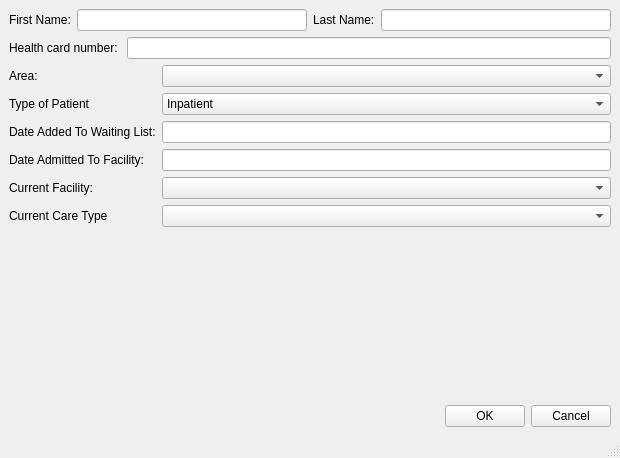
First picture: the form in addpatienttowaitinglist.ui, repository hummushaman/EOBCproject, before the edit.
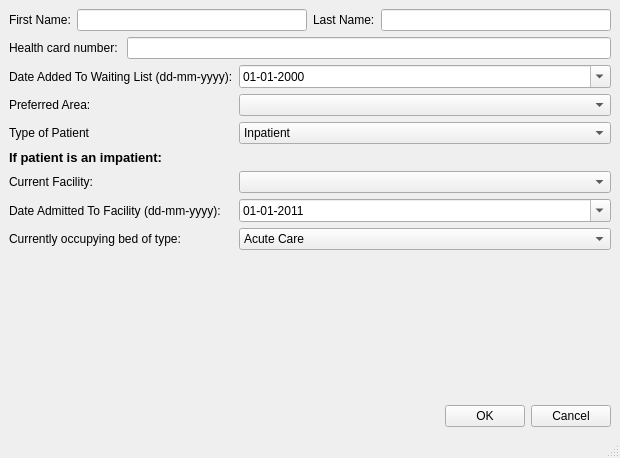
Second picture: the form after the edit.

What changed in the file:
```diff
--- a/addpatienttowaitinglist.ui
+++ b/addpatienttowaitinglist.ui
@@ -60,24 +60,111 @@
         <property name="fieldGrowthPolicy">
          <enum>QFormLayout::AllNonFixedFieldsGrow</enum>
         </property>
-        <item row="0" column="0">
+        <item row="3" column="0">
          <widget class="QLabel" name="label">
           <property name="text">
-           <string>Area:</string>
+           <string>Preferred Area:</string>
           </property>
          </widget>
         </item>
-        <item row="0" column="1">
+        <item row="3" column="1">
          <widget class="QComboBox" name="comboBox_areas"/>
         </item>
-        <item row="1" column="0">
-         <widget class="QLabel" name="label_2">
+        <item row="7" column="0">
+         <widget class="QLabel" name="label_10">
           <property name="text">
-           <string>Type of Patient</string>
+           <string>&lt;!DOCTYPE HTML PUBLIC &quot;-//W3C//DTD HTML 4.0//EN&quot; &quot;http://www.w3.org/TR/REC-html40/strict.dtd&quot;&gt;
+&lt;html&gt;&lt;head&gt;&lt;meta name=&quot;qrichtext&quot; content=&quot;1&quot; /&gt;&lt;style type=&quot;text/css&quot;&gt;
+p, li { white-space: pre-wrap; }
+&lt;/style&gt;&lt;/head&gt;&lt;body style=&quot; font-family:'Sans'; font-size:10pt; font-weight:400; font-style:normal;&quot;&gt;
+&lt;p style=&quot; margin-top:0px; margin-bottom:0px; margin-left:0px; margin-right:0px; -qt-block-indent:0; text-indent:0px;&quot;&gt;&lt;span style=&quot; font-weight:600;&quot;&gt;If patient is an impatient:&lt;/span&gt;&lt;/p&gt;&lt;/body&gt;&lt;/html&gt;</string>
           </property>
          </widget>
         </item>
-        <item row="1" column="1">
+        <item row="8" column="0">
+         <widget class="QLabel" name="label_7">
+          <property name="text">
+           <string>Current Facility:</string>
+          </property>
+         </widget>
+        </item>
+        <item row="8" column="1">
+         <widget class="QComboBox" name="comboBox_facilities"/>
+        </item>
+        <item row="9" column="0">
+         <widget class="QLabel" name="label_6">
+          <property name="text">
+           <string>Date Admitted To Facility (dd-mm-yyyy):</string>
+          </property>
+         </widget>
+        </item>
+        <item row="9" column="1">
+         <widget class="QDateEdit" name="dateEdit_dateAdmitted">
+          <property name="dateTime">
+           <datetime>
+            <hour>0</hour>
+            <minute>0</minute>
+            <second>0</second>
+            <year>2011</year>
+            <month>1</month>
+            <day>1</day>
+           </datetime>
+          </property>
+          <property name="minimumDateTime">
+           <datetime>
+            <hour>0</hour>
+            <minute>0</minute>
+            <second>0</second>
+            <year>1752</year>
+            <month>9</month>
+            <day>14</day>
+           </datetime>
+          </property>
+          <property name="displayFormat">
+           <string>dd-MM-yyyy</string>
+          </property>
+          <property name="calendarPopup">
+           <bool>true</bool>
+          </property>
+          <property name="timeSpec">
+           <enum>Qt::LocalTime</enum>
+          </property>
+          <property name="date">
+           <date>
+            <year>2011</year>
+            <month>1</month>
+            <day>1</day>
+           </date>
+          </property>
+         </widget>
+        </item>
+        <item row="10" column="0">
+         <widget class="QLabel" name="label_8">
+          <property name="text">
+           <string>Currently occupying bed of type:</string>
+          </property>
+         </widget>
+        </item>
+        <item row="10" column="1">
+         <widget class="QComboBox" name="comboBox_careType">
+          <item>
+           <property name="text">
+            <string>Acute Care</string>
+           </property>
+          </item>
+          <item>
+           <property name="text">
+            <string>Complex Continuing Care</string>
+           </property>
+          </item>
+          <item>
+           <property name="text">
+            <string>Long Term Care</string>
+           </property>
+          </item>
+         </widget>
+        </item>
+        <item row="4" column="1">
          <widget class="QComboBox" name="comboBox_patientType">
           <item>
            <property name="text">
@@ -94,43 +181,27 @@
         <item row="2" column="0">
          <widget class="QLabel" name="label_5">
           <property name="text">
-           <string>Date Added To Waiting List:</string>
+           <string>Date Added To Waiting List (dd-mm-yyyy):</string>
           </property>
          </widget>
         </item>
         <item row="2" column="1">
-         <widget class="QLineEdit" name="lineEdit_dateAdded"/>
-        </item>
-        <item row="3" column="0">
-         <widget class="QLabel" name="label_6">
-          <property name="text">
-           <string>Date Admitted To Facility:</string>
+         <widget class="QDateEdit" name="dateEdit_dateAdded">
+          <property name="displayFormat">
+           <string>dd-MM-yyyy</string>
+          </property>
+          <property name="calendarPopup">
+           <bool>true</bool>
           </property>
          </widget>
         </item>
         <item row="4" column="0">
-         <widget class="QLabel" name="label_7">
+         <widget class="QLabel" name="label_2">
           <property name="text">
-           <string>Current Facility:</string>
+           <string>Type of Patient</string>
           </property>
          </widget>
         </item>
-        <item row="4" column="1">
-         <widget class="QComboBox" name="comboBox_facilities"/>
-        </item>
-        <item row="5" column="0">
-         <widget class="QLabel" name="label_8">
-          <property name="text">
-           <string>Current Care Type</string>
-          </property>
-         </widget>
-        </item>
-        <item row="3" column="1">
-         <widget class="QLineEdit" name="lineEdit_dateAdmitted"/>
-        </item>
-        <item row="5" column="1">
-         <widget class="QComboBox" name="comboBox_careType"/>
-        </item>
        </layout>
       </item>
       <item>
```
